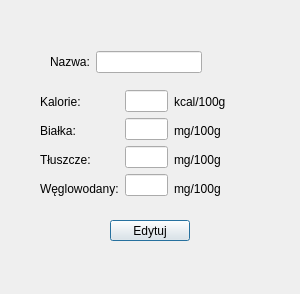
The window that FitBulliq/editproductwindow.ui (kmbrzoza/FitBulliq) describes before a commit, drawn with Qt 5.
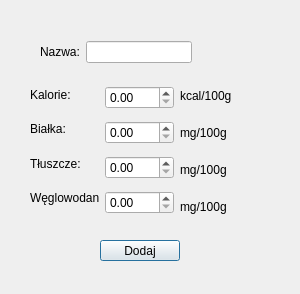
The same window after the commit.

The edit to the form file:
```diff
--- a/FitBulliq/editproductwindow.ui
+++ b/FitBulliq/editproductwindow.ui
@@ -28,8 +28,8 @@
   <widget class="QWidget" name="layoutWidget">
    <property name="geometry">
     <rect>
-     <x>50</x>
-     <y>50</y>
+     <x>40</x>
+     <y>40</y>
      <width>152</width>
      <height>24</height>
     </rect>
@@ -43,30 +43,30 @@
      </widget>
     </item>
     <item>
-     <widget class="QLineEdit" name="lineEdit"/>
+     <widget class="QLineEdit" name="lineEdit_2"/>
     </item>
    </layout>
   </widget>
   <widget class="QPushButton" name="pushButton">
    <property name="geometry">
     <rect>
-     <x>110</x>
-     <y>220</y>
+     <x>100</x>
+     <y>240</y>
      <width>80</width>
      <height>21</height>
     </rect>
    </property>
    <property name="text">
-    <string>Edytuj</string>
+    <string>Dodaj</string>
    </property>
   </widget>
   <widget class="QWidget" name="layoutWidget_2">
    <property name="geometry">
     <rect>
-     <x>40</x>
-     <y>90</y>
-     <width>236</width>
-     <height>110</height>
+     <x>30</x>
+     <y>80</y>
+     <width>252</width>
+     <height>142</height>
     </rect>
    </property>
    <layout class="QHBoxLayout" name="horizontalLayout_2">
@@ -74,7 +74,10 @@
      <number>50</number>
     </property>
     <item>
-     <layout class="QVBoxLayout" name="verticalLayout_3">
+     <layout class="QVBoxLayout" name="verticalLayout_4">
+      <property name="bottomMargin">
+       <number>10</number>
+      </property>
       <item>
        <widget class="QLabel" name="label_2">
         <property name="text">
@@ -108,16 +111,31 @@
     <item>
      <layout class="QVBoxLayout" name="verticalLayout">
       <item>
-       <widget class="QLineEdit" name="lineEdit_2"/>
+       <widget class="QDoubleSpinBox" name="doubleSpinBox_5">
+        <property name="maximum">
+         <double>9999.989999999999782</double>
+        </property>
+       </widget>
       </item>
       <item>
-       <widget class="QLineEdit" name="lineEdit_3"/>
+       <widget class="QDoubleSpinBox" name="doubleSpinBox_6">
+        <property name="maximum">
+         <double>9999.989999999999782</double>
+        </property>
+       </widget>
       </item>
       <item>
-       <widget class="QLineEdit" name="lineEdit_4"/>
+       <widget class="QDoubleSpinBox" name="doubleSpinBox_7">
+        <property name="decimals">
+         <number>2</number>
+        </property>
+        <property name="maximum">
+         <double>9999.989999999999782</double>
+        </property>
+       </widget>
       </item>
       <item>
-       <widget class="QLineEdit" name="lineEdit_5"/>
+       <widget class="QDoubleSpinBox" name="doubleSpinBox_8"/>
       </item>
      </layout>
     </item>
```
Left out of the diff: 26 changed lines with no effect on the pictures.
